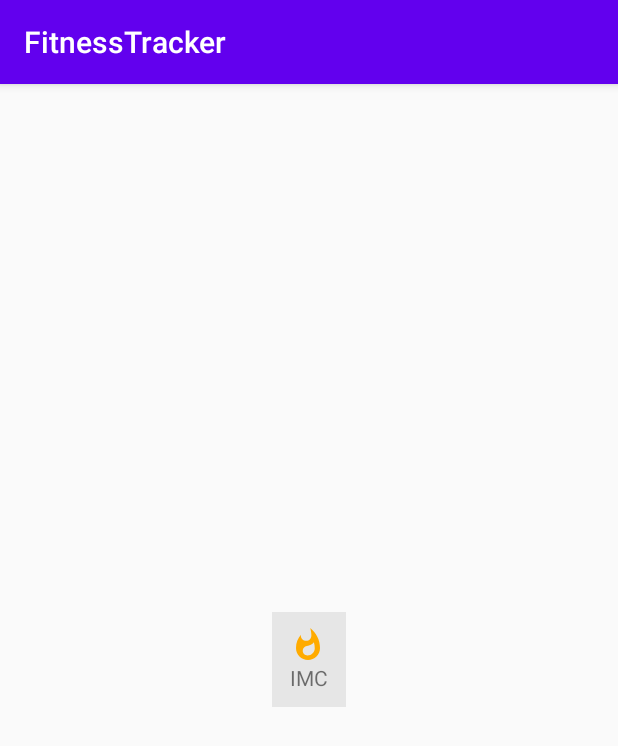
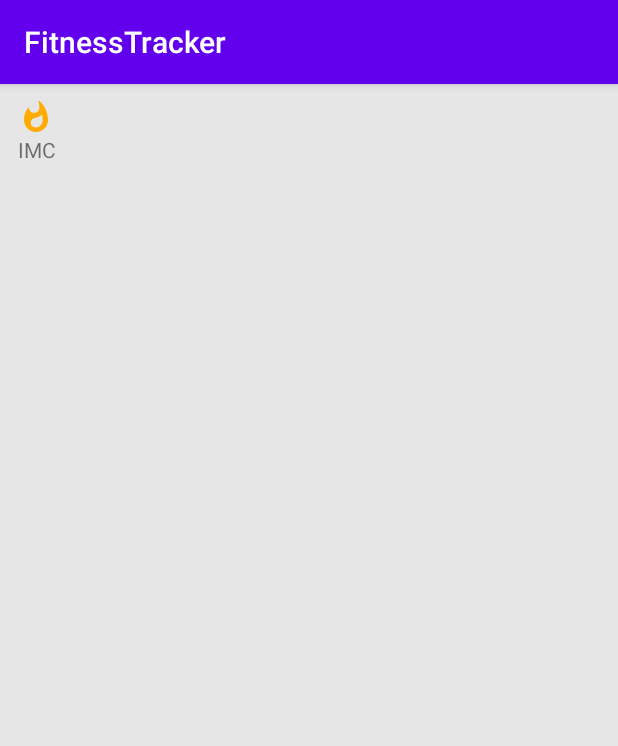
Before and after one commit to Jpmarques27/IMCmobile, an Android app: the screen it shows after launch (MainActivity), on a phone screen of 412 x 824 dp. Shown: the top 746 px of the screen. Run offline under Robolectric (Android 15) with nearby library versions, the phone set to English and light mode, and no system bars.

Commit message:
main item add

```diff
--- a/app/src/main/java/co/tiagoaguiar/codelab/myapplication/MainActivity.java
+++ b/app/src/main/java/co/tiagoaguiar/codelab/myapplication/MainActivity.java
@@ -3,27 +3,64 @@ package co.tiagoaguiar.codelab.myapplication;
 import android.content.Intent;
 import android.os.Bundle;
 import android.view.View;
+import android.view.ViewGroup;
 
+import androidx.annotation.NonNull;
 import androidx.appcompat.app.AppCompatActivity;
+import androidx.recyclerview.widget.LinearLayoutManager;
+import androidx.recyclerview.widget.RecyclerView;
 
 public class MainActivity extends AppCompatActivity {
 
 	private View btnImc;
-
+	private RecyclerView rvMain;
 
 	@Override
 	protected void onCreate(Bundle savedInstanceState) {
 		super.onCreate(savedInstanceState);
 		setContentView(R.layout.activity_main);
 
-		btnImc = findViewById(R.id.btn_imc);
+		//btnImc = findViewById(R.id.btn_imc);
 
-		btnImc.setOnClickListener(new View.OnClickListener() {
-			@Override
-			public void onClick(View v) {
-				Intent intent = new Intent(MainActivity.this, ImcActivity.class);
-				startActivity(intent);
-			}
-		});
+		rvMain = findViewById(R.id.main_rb);
+
+
+		rvMain.setLayoutManager(new LinearLayoutManager(this));
+
+		MainAdapter adapter = new MainAdapter();
+		rvMain.setAdapter(adapter);
+		//btnImc.setOnClickListener(new View.OnClickListener() {
+		//	@Override
+		//	public void onClick(View v) {
+		//		Intent intent = new Intent(MainActivity.this, ImcActivity.class);
+		//		startActivity(intent);
+		//	}
+	//	});
+	}
+
+	private class MainAdapter extends RecyclerView.Adapter<MainViewHolder>{
+
+		@NonNull
+		@Override
+		public MainViewHolder onCreateViewHolder(@NonNull ViewGroup parent, int viewType) {
+			return new MainViewHolder(getLayoutInflater().inflate(R.layout.main_item, parent, false));
+		}
+
+		@Override
+		public void onBindViewHolder(@NonNull MainViewHolder holder, int position) {
+
+		}
+
+		@Override
+		public int getItemCount() {
+			return 15;
+		}
+	}
+
+	private class MainViewHolder extends RecyclerView.ViewHolder{
+
+		public MainViewHolder(@NonNull View itemView) {
+			super(itemView);
+		}
 	}
 }
--- a/app/src/main/res/layout/activity_main.xml
+++ b/app/src/main/res/layout/activity_main.xml
@@ -8,27 +8,12 @@
     android:gravity="center"
     tools:context=".MainActivity">
 
-  <LinearLayout
-      android:id="@+id/btn_imc"
-      android:background="@color/colorLightGray"
-      android:layout_width="wrap_content"
-      android:paddingBottom="10dp"
-      android:paddingTop="10dp"
-      android:paddingStart="12dp"
-      android:paddingEnd="12dp"
-      android:layout_height="wrap_content"
-      android:orientation="vertical" >
 
-  <ImageView
-
-      android:src="@drawable/ic_baseline_whatshot_24"
-      android:layout_width="wrap_content"
-      android:layout_height="wrap_content" />
-
-  <TextView
-      android:text="@string/label_imc"
-      android:layout_width="wrap_content"
-      android:layout_height="wrap_content" />
-  </LinearLayout>
+  <androidx.recyclerview.widget.RecyclerView
+      android:id="@+id/main_rb"
+      android:layout_width="match_parent"
+      android:layout_height="match_parent"
+      tools:listitem="@layout/main_item"
+      />
 
 </LinearLayout>
--- /dev/null
+++ b/app/src/main/res/layout/main_item.xml
@@ -0,0 +1,24 @@
+<?xml version="1.0" encoding="utf-8"?>
+<LinearLayout
+         xmlns:android="http://schemas.android.com/apk/res/android"
+        android:layout_width="match_parent"
+        android:layout_height="match_parent"
+        android:id="@+id/btn_imc"
+        android:background="@color/colorLightGray"
+        android:paddingBottom="10dp"
+        android:paddingTop="10dp"
+        android:paddingStart="12dp"
+        android:paddingEnd="12dp"
+        android:orientation="vertical" >
+
+        <ImageView
+
+            android:src="@drawable/ic_baseline_whatshot_24"
+            android:layout_width="wrap_content"
+            android:layout_height="wrap_content" />
+
+        <TextView
+            android:text="@string/label_imc"
+            android:layout_width="wrap_content"
+            android:layout_height="wrap_content" />
+</LinearLayout>
--- a/app/src/main/res/values/strings.xml
+++ b/app/src/main/res/values/strings.xml
@@ -18,4 +18,5 @@
     <string name="imc_severely_high_weight">Severamente obeso</string>
     <string name="imc_extreme_weight">Extremamente obeso</string>
 
+    <string name="imc_response">Imc: %1$.2f</string>
 </resources>
```
Also changed, not shown: app/src/main/java/co/tiagoaguiar/codelab/myapplication/ImcActivity.java (+20 -2 lines), gradle/wrapper/gradle-wrapper.properties.
